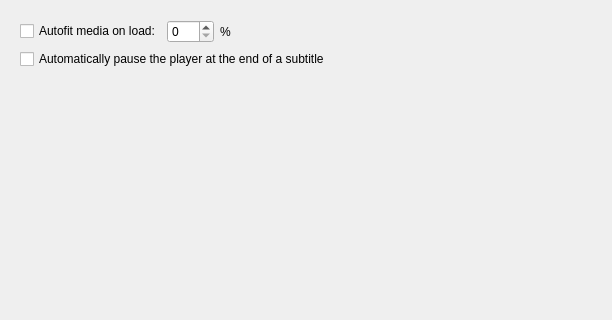
The window that src/gui/widgets/settings/behaviorsettings.ui (ripose-jp/Memento) describes before a commit, drawn with Qt 5; both pictures show x 0 to 612 and y 0 to 320 of the 612 by 538 pixel window.
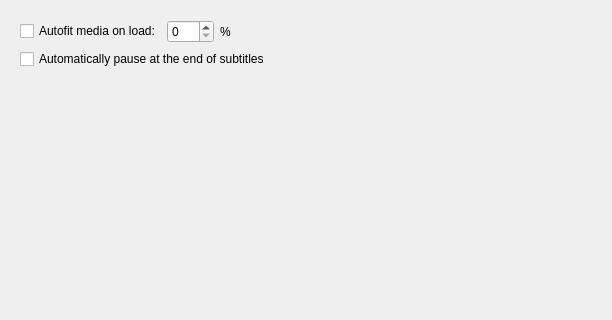
The same window after the commit.

Commit message: Added menu option with key binding to pause on subtitle end; improved timing.

Diff of the .ui file:
```diff
--- a/src/gui/widgets/settings/behaviorsettings.ui
+++ b/src/gui/widgets/settings/behaviorsettings.ui
@@ -86,7 +86,7 @@
        <item>
         <widget class="QCheckBox" name="checkSubtitlePause">
          <property name="text">
-          <string>Automatically pause the player at the end of a subtitle</string>
+          <string>Automatically pause at the end of subtitles</string>
          </property>
         </widget>
        </item>
```
The commit also changes 5 other files.
